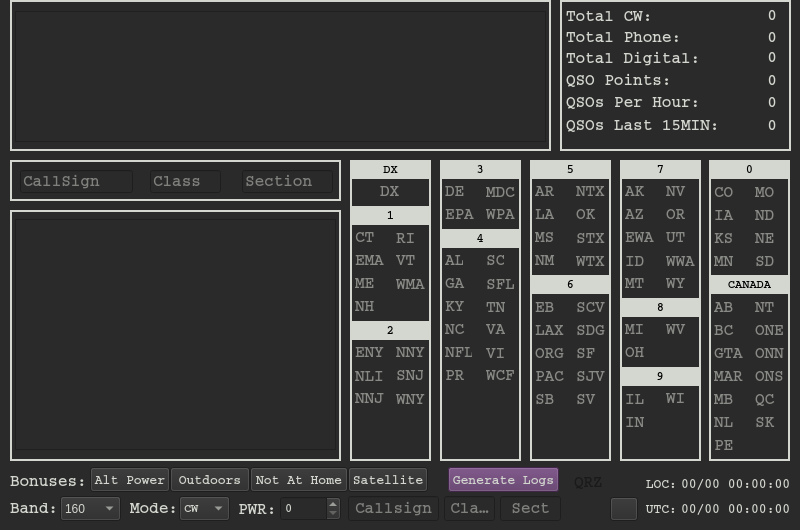
Above: main.ui from mbridak/WinterFieldDayLogger before the change. Below: the same form after it.
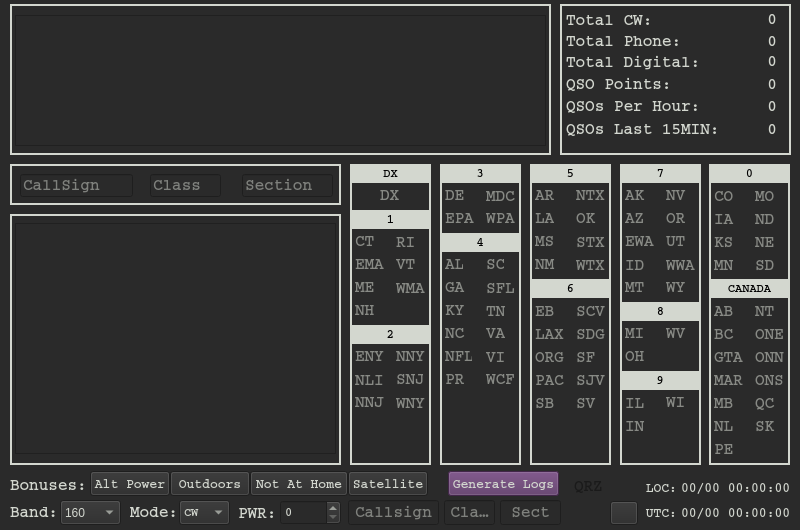
That is the form after the change. Icons and pictures are not drawn.

Commit message: Bumped mainwindow widgets down a couple pixels.

```diff
--- a/main.ui
+++ b/main.ui
@@ -31,7 +31,7 @@
     <property name="geometry">
      <rect>
       <x>560</x>
-      <y>0</y>
+      <y>4</y>
       <width>231</width>
       <height>151</height>
      </rect>
@@ -328,7 +328,7 @@
     <property name="geometry">
      <rect>
       <x>10</x>
-      <y>0</y>
+      <y>4</y>
       <width>541</width>
       <height>151</height>
      </rect>
@@ -386,7 +386,7 @@
     <property name="geometry">
      <rect>
       <x>10</x>
-      <y>160</y>
+      <y>164</y>
       <width>331</width>
       <height>41</height>
      </rect>
@@ -488,7 +488,7 @@
     <property name="geometry">
      <rect>
       <x>10</x>
-      <y>210</y>
+      <y>214</y>
       <width>331</width>
       <height>251</height>
      </rect>
@@ -537,7 +537,7 @@
     <property name="geometry">
      <rect>
       <x>709</x>
-      <y>160</y>
+      <y>164</y>
       <width>81</width>
       <height>301</height>
      </rect>
@@ -1117,7 +1117,7 @@
     <property name="geometry">
      <rect>
       <x>620</x>
-      <y>160</y>
+      <y>164</y>
       <width>81</width>
       <height>301</height>
      </rect>
@@ -1604,7 +1604,7 @@
     <property name="geometry">
      <rect>
       <x>530</x>
-      <y>160</y>
+      <y>164</y>
       <width>81</width>
       <height>301</height>
      </rect>
@@ -2112,7 +2112,7 @@
     <property name="geometry">
      <rect>
       <x>440</x>
-      <y>160</y>
+      <y>164</y>
       <width>81</width>
       <height>301</height>
      </rect>
@@ -2572,7 +2572,7 @@
     <property name="geometry">
      <rect>
       <x>350</x>
-      <y>160</y>
+      <y>164</y>
       <width>81</width>
       <height>301</height>
      </rect>
@@ -3011,7 +3011,7 @@
     <property name="geometry">
      <rect>
       <x>10</x>
-      <y>473</y>
+      <y>477</y>
       <width>81</width>
       <height>16</height>
      </rect>
@@ -3032,7 +3032,7 @@
     <property name="geometry">
      <rect>
       <x>10</x>
-      <y>500</y>
+      <y>504</y>
       <width>51</width>
       <height>16</height>
      </rect>
@@ -3053,7 +3053,7 @@
     <property name="geometry">
      <rect>
       <x>60</x>
-      <y>496</y>
+      <y>500</y>
       <width>61</width>
       <height>25</height>
      </rect>
@@ -3106,7 +3106,7 @@
     <property name="geometry">
      <rect>
       <x>130</x>
-      <y>500</y>
+      <y>504</y>
       <width>51</width>
       <height>16</height>
      </rect>
@@ -3127,7 +3127,7 @@
     <property name="geometry">
      <rect>
       <x>179</x>
-      <y>496</y>
+      <y>500</y>
       <width>51</width>
       <height>25</height>
      </rect>
@@ -3162,7 +3162,7 @@
     <property name="geometry">
      <rect>
       <x>645</x>
-      <y>501</y>
+      <y>505</y>
       <width>32</width>
       <height>16</height>
      </rect>
@@ -3186,7 +3186,7 @@
     <property name="geometry">
      <rect>
       <x>645</x>
-      <y>476</y>
+      <y>480</y>
       <width>32</width>
       <height>16</height>
      </rect>
@@ -3210,7 +3210,7 @@
     <property name="geometry">
      <rect>
       <x>681</x>
-      <y>476</y>
+      <y>480</y>
       <width>110</width>
       <height>16</height>
      </rect>
@@ -3231,7 +3231,7 @@
     <property name="geometry">
      <rect>
       <x>681</x>
-      <y>501</y>
+      <y>505</y>
       <width>110</width>
       <height>16</height>
      </rect>
@@ -3252,7 +3252,7 @@
     <property name="geometry">
      <rect>
       <x>90</x>
-      <y>467</y>
+      <y>471</y>
       <width>80</width>
       <height>25</height>
      </rect>
@@ -3276,7 +3276,7 @@
     <property name="geometry">
      <rect>
       <x>170</x>
-      <y>467</y>
+      <y>471</y>
       <width>80</width>
       <height>25</height>
      </rect>
@@ -3300,7 +3300,7 @@
     <property name="geometry">
      <rect>
       <x>250</x>
-      <y>467</y>
+      <y>471</y>
       <width>98</width>
       <height>25</height>
      </rect>
@@ -3324,7 +3324,7 @@
     <property name="geometry">
      <rect>
       <x>348</x>
-      <y>467</y>
+      <y>471</y>
       <width>80</width>
       <height>25</height>
      </rect>
@@ -3348,7 +3348,7 @@
     <property name="geometry">
      <rect>
       <x>348</x>
-      <y>496</y>
+      <y>500</y>
       <width>91</width>
       <height>25</height>
      </rect>
@@ -3381,7 +3381,7 @@
     <property name="geometry">
      <rect>
       <x>444</x>
-      <y>496</y>
+      <y>500</y>
       <width>51</width>
       <height>25</height>
      </rect>
@@ -3414,7 +3414,7 @@
     <property name="geometry">
      <rect>
       <x>500</x>
-      <y>496</y>
+      <y>500</y>
       <width>61</width>
       <height>25</height>
      </rect>
@@ -3450,7 +3450,7 @@
     <property name="geometry">
      <rect>
       <x>238</x>
-      <y>500</y>
+      <y>504</y>
       <width>39</width>
       <height>19</height>
      </rect>
@@ -3471,7 +3471,7 @@
     <property name="geometry">
      <rect>
       <x>280</x>
-      <y>496</y>
+      <y>500</y>
       <width>61</width>
       <height>25</height>
      </rect>
@@ -3497,7 +3497,7 @@
     <property name="geometry">
      <rect>
       <x>448</x>
-      <y>467</y>
+      <y>471</y>
       <width>111</width>
       <height>25</height>
      </rect>
@@ -3524,7 +3524,7 @@
     <property name="geometry">
      <rect>
       <x>570</x>
-      <y>502</y>
+      <y>506</y>
       <width>36</width>
       <height>16</height>
      </rect>
@@ -3547,7 +3547,7 @@
     <property name="geometry">
      <rect>
       <x>574</x>
-      <y>473</y>
+      <y>477</y>
       <width>29</width>
       <height>19</height>
      </rect>
@@ -3571,7 +3571,7 @@
     <property name="geometry">
      <rect>
       <x>612</x>
-      <y>474</y>
+      <y>478</y>
       <width>25</width>
       <height>17</height>
      </rect>
@@ -3587,7 +3587,7 @@
     <property name="geometry">
      <rect>
       <x>610</x>
-      <y>497</y>
+      <y>501</y>
       <width>28</width>
       <height>24</height>
      </rect>
```
